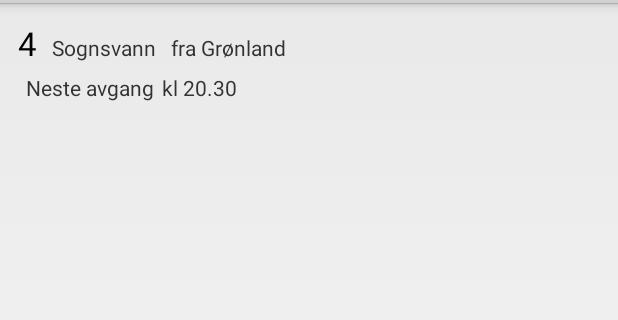
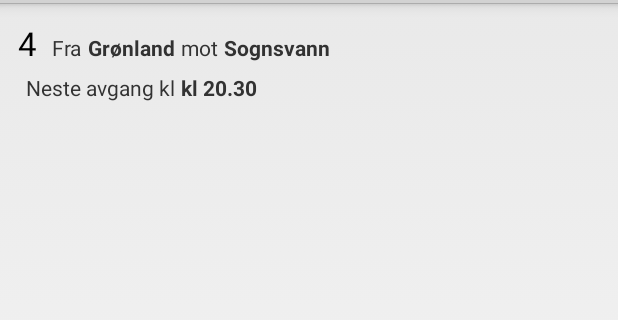
Before and after one commit to estien/ReisekompisAndroid, an Android app: the layout departure_list_item.xml on its own in the app's theme, with its tools: preview values and no code run, on a phone screen of 412 x 824 dp, the part 69-389 px from its top. Run offline under Robolectric (Android 15) with nearby library versions, the phone set to English and light mode, and no system bars.

Commit message:
now listing out departures a bit nicer

```diff
--- a/Reisekompis/src/main/java/info/reisekompis/reisekompis/activities/FindStopsActivity.java
+++ b/Reisekompis/src/main/java/info/reisekompis/reisekompis/activities/FindStopsActivity.java
@@ -39,7 +39,7 @@ public class FindStopsActivity extends Activity implements OnListItemSelectedLis
     @Override
     public void onCreate(Bundle savedInstanceState) {
         super.onCreate(savedInstanceState);
-        setContentView(R.layout.find_stops_activity);
+        setContentView(R.layout.activity_find_stops);
         httpClient = new HttpClient();
         searchingProgressBar = (ProgressBar) findViewById(R.id.progress_bar_searching);
         sharedPreferences = getSharedPreferences(Configuration.SHARED_PREFERENCES_NAME, MODE_PRIVATE);
--- a/Reisekompis/src/main/res/layout/departure_list_item.xml
+++ b/Reisekompis/src/main/res/layout/departure_list_item.xml
@@ -16,8 +16,8 @@
     <TextView
         android:layout_width="wrap_content"
         android:layout_height="wrap_content"
-        android:text="Sognsvann"
-        android:id="@+id/depature_destination"
+        android:text="Fra"
+        android:id="@+id/departure_from_label"
         android:layout_toRightOf="@+id/departure_line_name"
         android:layout_alignBaseline="@id/departure_line_name"
         android:layout_marginLeft="10dp"/>
@@ -25,11 +25,35 @@
     <TextView
         android:layout_width="wrap_content"
         android:layout_height="wrap_content"
-        android:text="fra Grønland"
+        android:text="Grønland"
         android:id="@+id/depature_stop_name"
-        android:layout_toRightOf="@+id/depature_destination"
+        android:layout_toRightOf="@+id/departure_from_label"
         android:layout_alignBaseline="@id/departure_line_name"
-        android:layout_marginLeft="10dp"/>
+        android:layout_marginLeft="4dp"
+        android:textStyle="bold"/>
+
+    <TextView
+        android:layout_width="wrap_content"
+        android:layout_height="wrap_content"
+        android:text="mot"
+        android:id="@+id/departure_to_label"
+        android:layout_toRightOf="@+id/depature_stop_name"
+        android:layout_alignBaseline="@id/departure_line_name"
+        android:layout_marginLeft="4dp"/>
+
+
+    <TextView
+        android:layout_width="wrap_content"
+        android:layout_height="wrap_content"
+        android:text="Sognsvann"
+        android:id="@+id/depature_destination"
+        android:layout_toRightOf="@+id/departure_to_label"
+        android:layout_alignBaseline="@id/departure_line_name"
+        android:layout_marginLeft="4dp"
+        android:textStyle="bold"/>
+
+
+
 
 
     <RelativeLayout
@@ -37,14 +61,13 @@
         android:layout_height="wrap_content"
         android:layout_width="wrap_content"
         android:orientation="horizontal"
-        android:layout_marginRight="5dp"
         android:layout_below="@id/departure_line_name">
 
         <TextView
             android:id="@+id/departure_time_prefix"
             android:layout_height="wrap_content"
             android:layout_width="wrap_content"
-            android:text="Neste avgang"
+            android:text="Neste avgang kl"
             android:layout_marginTop="5dp"
             android:layout_marginLeft="5dp"/>
 
@@ -53,9 +76,10 @@
             android:layout_height="wrap_content"
             android:layout_width="wrap_content"
             android:text="kl 20.30"
-            android:layout_marginLeft="5dp"
+            android:layout_marginLeft="4dp"
             android:layout_toRightOf="@id/departure_time_prefix"
-            android:layout_alignBottom="@id/departure_time_prefix"/>
+            android:layout_alignBottom="@id/departure_time_prefix"
+            android:textStyle="bold"/>
     </RelativeLayout>
 
 </RelativeLayout>
--- a/Reisekompis/src/main/res/menu/main.xml
+++ b/Reisekompis/src/main/res/menu/main.xml
@@ -4,4 +4,10 @@
     <item android:id="@+id/settings_menu_action"
         android:title="@string/settings">
     </item>
+    <item
+        android:id="@+id/action_refresh"
+        android:orderInCategory="100"
+        android:showAsAction="always"
+        android:icon="@android:drawable/ic_menu_rotate"
+        android:title="Refresh"/>
 </menu>
--- a/Reisekompis/src/main/res/values/strings.xml
+++ b/Reisekompis/src/main/res/values/strings.xml
@@ -9,5 +9,6 @@
     <string name="save">Lagre</string>
     <string name="settings">Settings</string>
     <string name="no_lines_selected_temp">Ingen linjer valgt. Trykk menyknappen for å stille inn.</string>
+    <string name="last_updated">Sist oppdatert kl</string>
 
 </resources>
```
Also changed, not shown: Reisekompis/src/main/java/info/reisekompis/reisekompis/Departure.java (+12 -0 lines), Reisekompis/src/main/java/info/reisekompis/reisekompis/DepartureAdapter.java (+6 -1 lines), Reisekompis/src/main/java/info/reisekompis/reisekompis/activities/MainActivity.java (+84 -36 lines), Reisekompis/src/main/res/layout/activity_main.xml (+47 -6 lines), Reisekompis/src/main/res/layout/activity_find_stops.xml (renamed from Reisekompis/src/main/res/layout/find_stops_activity.xml).
